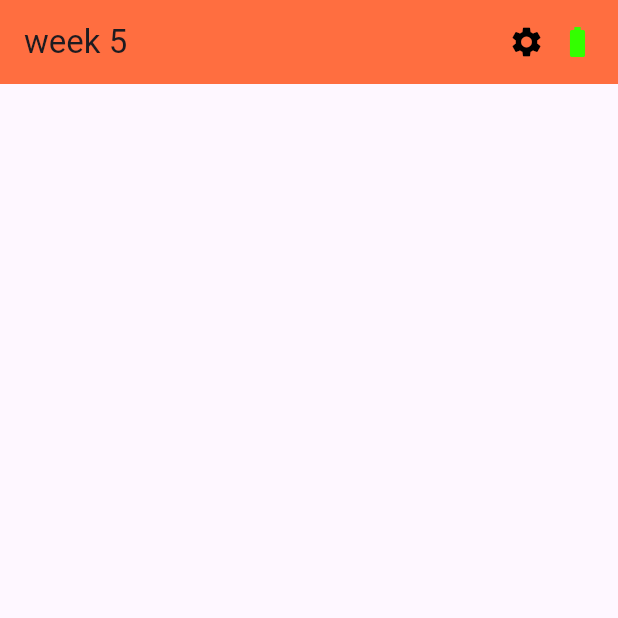
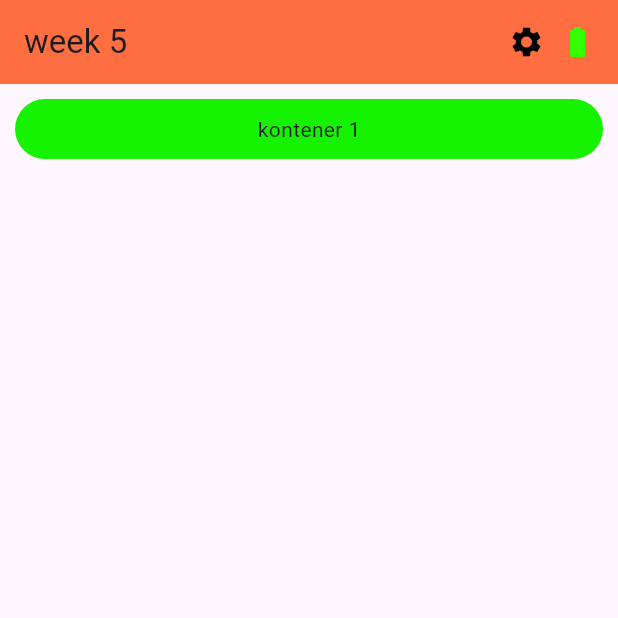
Before and after one commit to dwiilhammaulana/practice_week_5, a Flutter app: the screen it shows after launch, on a phone screen of 412 x 824 dp, the top half of it. Run offline on Flutter 3.47's test engine with Material 3 defaults, Android fonts, the phone set to English and light mode, and no system bars.

Commit message:
tambah container

```diff
--- a/lib/main.dart
+++ b/lib/main.dart
@@ -39,6 +39,22 @@ class MyHome extends StatelessWidget {
 
         ],
       ),
+      body: Column(
+                    children: [
+                      Container(
+                        // width: Center(),
+                        // height: Center(),
+                        alignment: Alignment.center,
+                        margin: EdgeInsets.all(10),
+                        padding: EdgeInsets.all(10),
+                        decoration: BoxDecoration(
+                          color: const Color.fromARGB(255, 22, 243, 1),
+                          borderRadius: BorderRadius.circular(50),
+                        ),
+                        child: Text("kontener 1"),
+                      ),
+                    ],
+                  ),
     );
   }
 }
```
